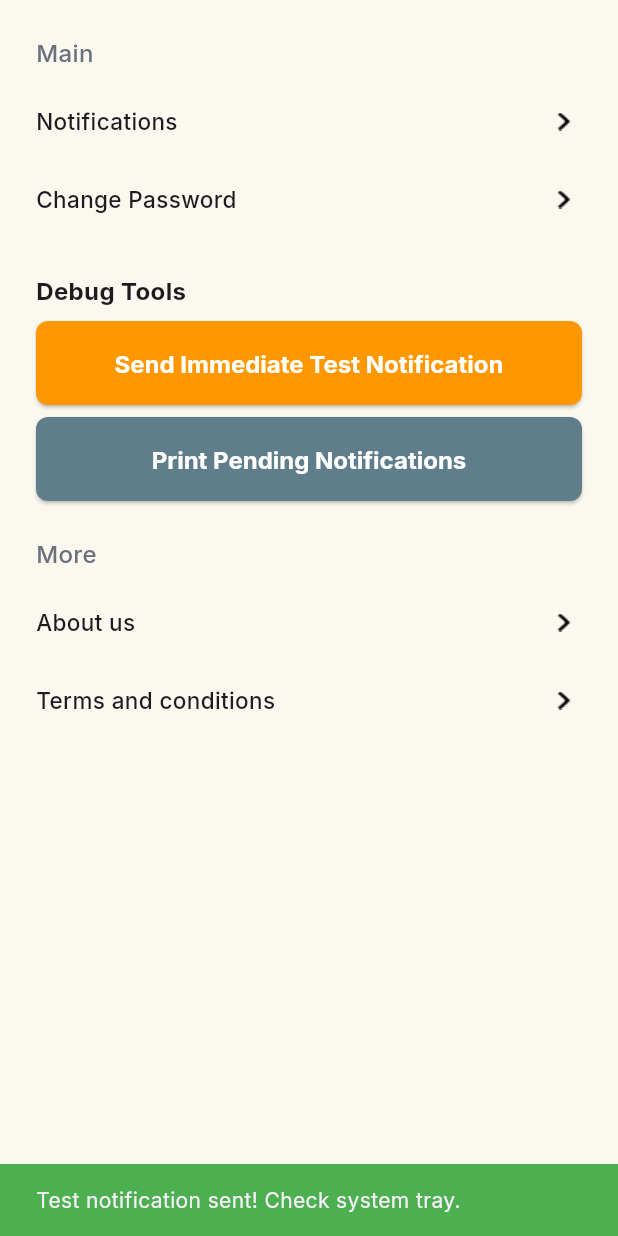
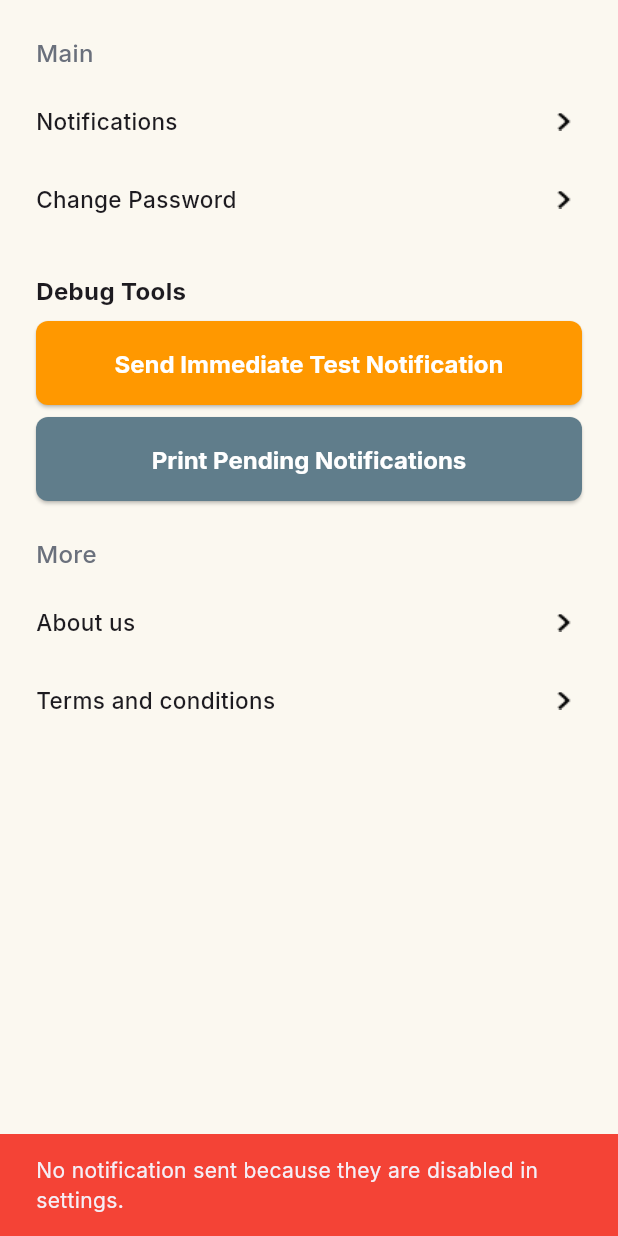
Before and after one commit to EatSleepCodeRunTimeErrorRepeat/Integrated_Proj_2, a Flutter app: the SettingsScreen screen opened directly, after a tap on "Send Immediate Test Notification", on a phone screen of 412 x 824 dp. Run offline on Flutter 3.47's test engine with Material 3 defaults, Android fonts, the light colour scheme and no system bars; our stand-ins replace flutter_local_notifications, flutter_riverpod, google_mobile_ads, google_sign_in, hive, hive_flutter and 5 more; missing offline and left inert: dart:html; accounts and stored records are empty.

Commit message:
Final push to overwrite master with latest files

```diff
--- a/frontend/lib/screens/settings/settings_screen.dart
+++ b/frontend/lib/screens/settings/settings_screen.dart
@@ -1,18 +1,22 @@
 // lib/screens/settings/settings_screen.dart
 
 import 'package:flutter/material.dart';
+import 'package:flutter_riverpod/flutter_riverpod.dart'; // <-- ADD THIS IMPORT
+import 'package:frontend/providers/auth_provider.dart'; // <-- ADD THIS IMPORT
 import 'package:frontend/screens/settings/about_screen.dart';
 import 'package:frontend/screens/settings/change_password_screen.dart';
 import 'package:frontend/screens/settings/notifications_screen.dart';
 import 'package:frontend/screens/settings/terms_screen.dart';
-import 'package:frontend/services/notification_service.dart'; // <-- ADD THIS IMPORT
+import 'package:frontend/services/notification_service.dart';
 import 'package:frontend/utils/app_theme.dart';
 
-class SettingsScreen extends StatelessWidget {
+// --- CHANGE THIS TO A ConsumerWidget ---
+class SettingsScreen extends ConsumerWidget {
   const SettingsScreen({super.key});
 
   @override
-  Widget build(BuildContext context) {
+  Widget build(BuildContext context, WidgetRef ref) {
+    // <-- ADD WidgetRef ref
     return Scaffold(
       body: ListView(
         padding: const EdgeInsets.all(24),
@@ -30,19 +34,29 @@ class SettingsScreen extends StatelessWidget {
 
           const SizedBox(height: 24),
 
-          // --- THIS IS THE NEW DEBUG SECTION ---
           const Text('Debug Tools',
-              style:
-                  TextStyle(fontSize: 16, fontWeight: FontWeight.bold)),
+              style: TextStyle(fontSize: 16, fontWeight: FontWeight.bold)),
           const SizedBox(height: 8),
+
+          // --- THIS BUTTON LOGIC IS NOW UPDATED ---
           ElevatedButton(
             style: ElevatedButton.styleFrom(backgroundColor: Colors.orange),
             onPressed: () async {
-              await NotificationService().showTestNotification();
+              // 1. Read the user's current preference from the auth state.
+              final bool isEnabled =
+                  ref.read(authProvider).user?.notificationsEnabled ?? false;
+
+              // 2. Pass the preference to the service.
+              await NotificationService()
+                  .showTestNotification(isEnabled: isEnabled);
+
+              // 3. Show a different confirmation message based on the setting.
               if (context.mounted) {
-                ScaffoldMessenger.of(context).showSnackBar(const SnackBar(
-                    content: Text("Test notification sent! Check system tray."),
-                    backgroundColor: Colors.green,
+                ScaffoldMessenger.of(context).showSnackBar(SnackBar(
+                  content: Text(isEnabled
+                      ? "Test notification sent! Check system tray."
+                      : "No notification sent because they are disabled in settings."),
+                  backgroundColor: isEnabled ? Colors.green : Colors.red,
                 ));
               }
             },
@@ -56,7 +70,6 @@ class SettingsScreen extends StatelessWidget {
             },
             child: const Text('Print Pending Notifications'),
           ),
-          // --- END OF DEBUG SECTION ---
 
           const SizedBox(height: 24),
           const Text('More',
@@ -66,8 +79,8 @@ class SettingsScreen extends StatelessWidget {
                   color: AppTheme.textGrey)),
           const SizedBox(height: 8),
           _buildSettingItem(context, 'About us', const AboutUsScreen()),
-          _buildSettingItem(
-              context, 'Terms and conditions', const TermsAndConditionsScreen()),
+          _buildSettingItem(context, 'Terms and conditions',
+              const TermsAndConditionsScreen()),
         ],
       ),
     );
```
Also changed, not shown: frontend/lib/providers/auth_provider.dart (+45 -10 lines), frontend/lib/screens/profile/profile_screen.dart (+17 -7 lines), frontend/lib/services/notification_service.dart (+98 -66 lines), frontend/pubspec.lock, 1 other file.
